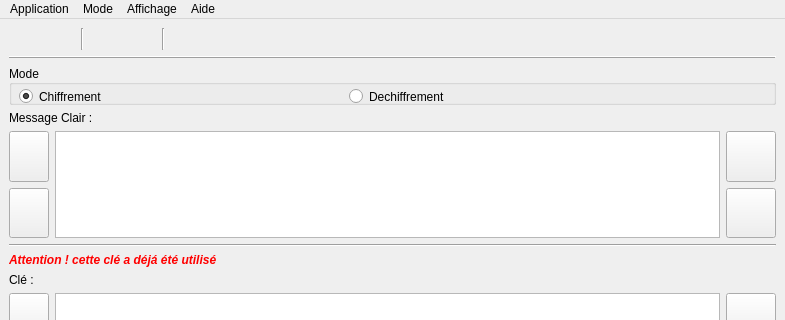
Above: mainwindow.ui from bemmofulbert/Vernam_crypt_App before the change; both pictures show x 0 to 785 and y 0 to 320 of the 785 by 634 pixel window. Below: the same form after it.
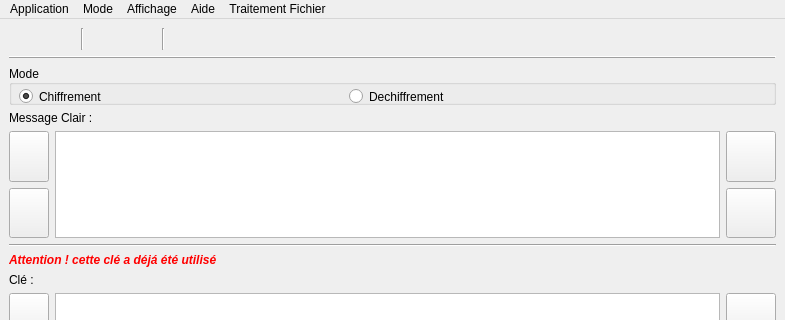
That is the form after the change. Icons and pictures are not drawn.

Commit message: chiffrement de fichier

The edit to the form file:
```diff
--- a/mainwindow.ui
+++ b/mainwindow.ui
@@ -998,10 +998,21 @@
     <addaction name="separator"/>
     <addaction name="menuLangue"/>
    </widget>
+   <widget class="QMenu" name="menuFichier">
+    <property name="styleSheet">
+     <string notr="true"/>
+    </property>
+    <property name="title">
+     <string>Traitement Fichier</string>
+    </property>
+    <addaction name="actionChiffrer_un_fichier"/>
+    <addaction name="actionDechiffrer_un_fichier"/>
+   </widget>
    <addaction name="menuApplication"/>
    <addaction name="menuMode"/>
    <addaction name="menuAffichage"/>
    <addaction name="menuAide"/>
+   <addaction name="menuFichier"/>
   </widget>
   <widget class="QStatusBar" name="statusbar"/>
   <action name="actionChiffrement">
```
Left out of the diff: 65 changed lines with no effect on the pictures. The commit also changes 10 other files.
